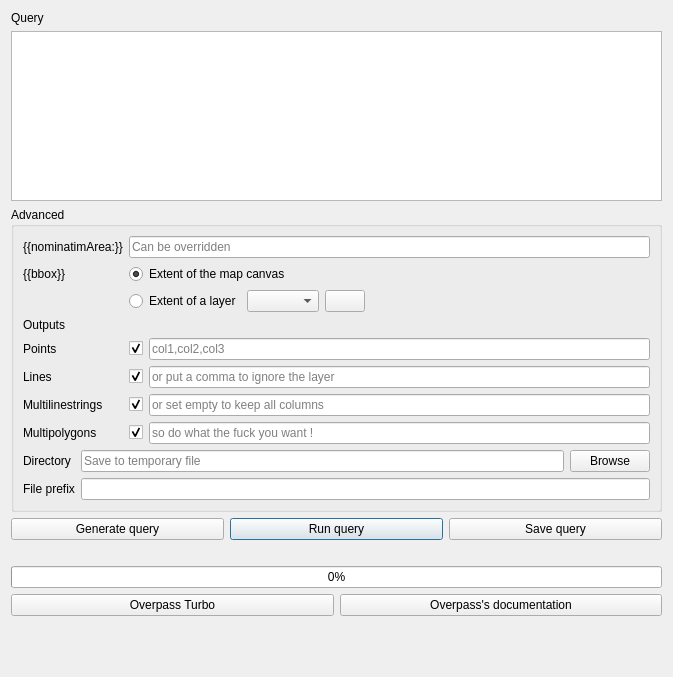
Old version of the form ui/query.ui in the repository 3liz/QuickOSM.
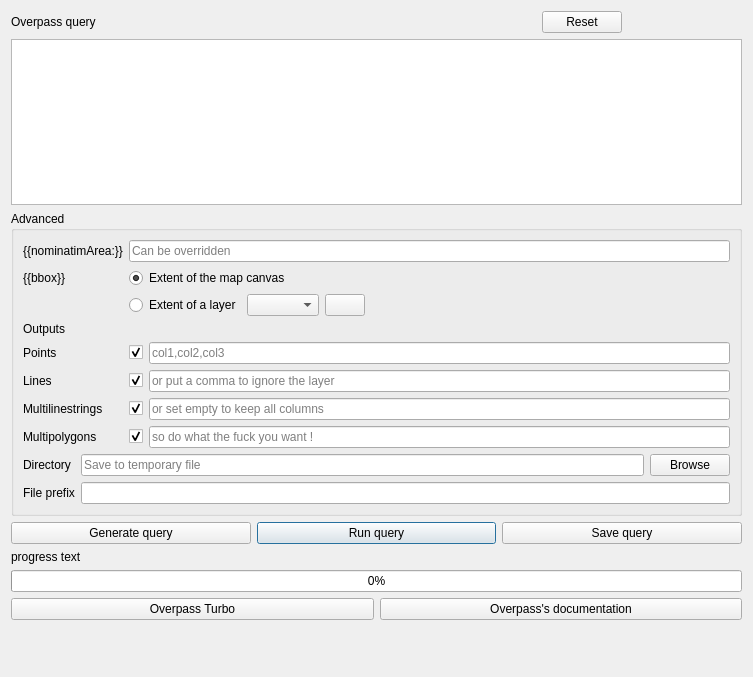
New version of the form. Icons and pictures are not drawn. Custom widgets are drawn as their Qt base class.

Commit message: add reset button and progress text

What changed in the file:
```diff
--- a/ui/query.ui
+++ b/ui/query.ui
@@ -6,7 +6,7 @@
    <rect>
     <x>0</x>
     <y>0</y>
-    <width>673</width>
+    <width>753</width>
     <height>677</height>
    </rect>
   </property>
@@ -15,11 +15,38 @@
   </property>
   <layout class="QVBoxLayout" name="verticalLayout">
    <item>
-    <widget class="QLabel" name="label">
-     <property name="text">
-      <string>Query</string>
-     </property>
-    </widget>
+    <layout class="QHBoxLayout" name="horizontalLayout_9">
+     <item>
+      <widget class="QLabel" name="label">
+       <property name="text">
+        <string>Overpass query</string>
+       </property>
+      </widget>
+     </item>
+     <item>
+      <spacer name="horizontalSpacer">
+       <property name="orientation">
+        <enum>Qt::Horizontal</enum>
+       </property>
+       <property name="sizeHint" stdset="0">
+        <size>
+         <width>40</width>
+         <height>20</height>
+        </size>
+       </property>
+      </spacer>
+     </item>
+     <item>
+      <widget class="QDialogButtonBox" name="buttonBox">
+       <property name="standardButtons">
+        <set>QDialogButtonBox::Reset</set>
+       </property>
+       <property name="centerButtons">
+        <bool>true</bool>
+       </property>
+      </widget>
+     </item>
+    </layout>
    </item>
    <item>
     <widget class="QTextEdit" name="textEdit_query"/>
@@ -307,7 +334,7 @@
       </sizepolicy>
      </property>
      <property name="text">
-      <string/>
+      <string>progress text</string>
      </property>
     </widget>
    </item>
```
The commit also changes 8 other files.
